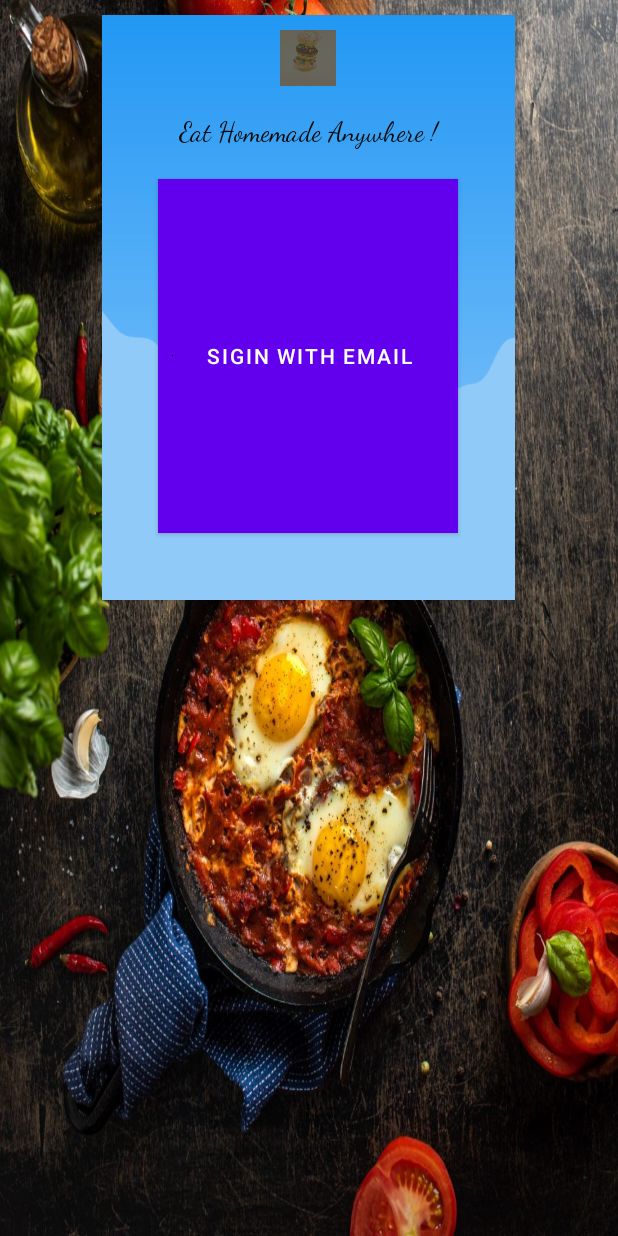
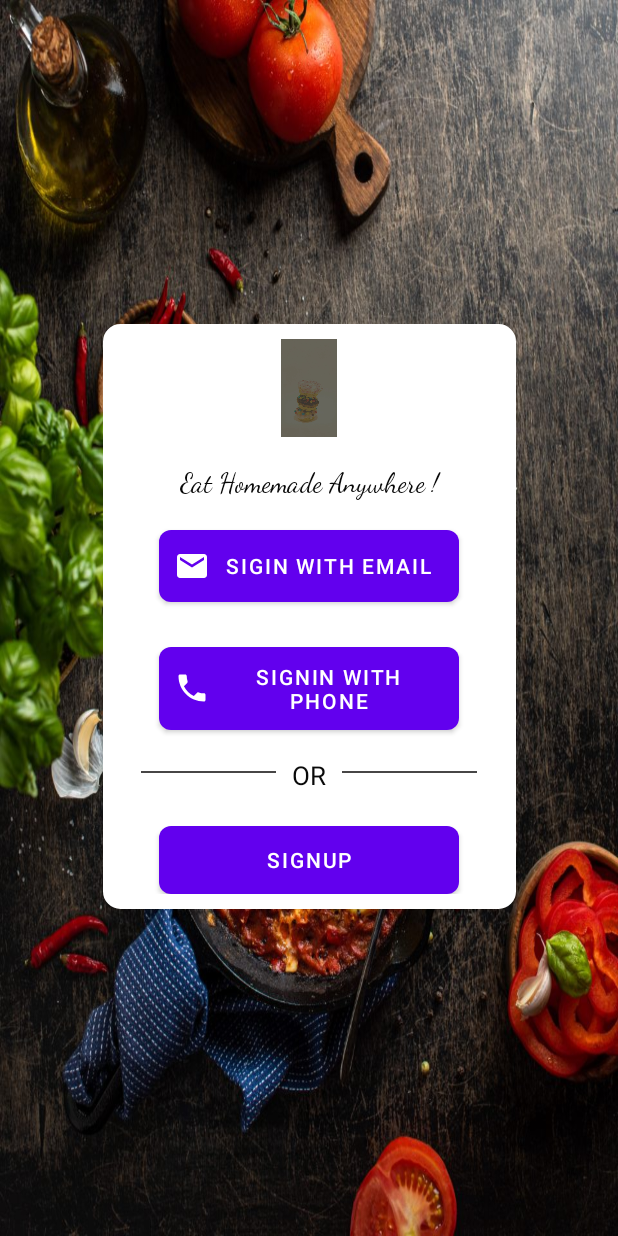
Before and after one commit to Jisan10667/SWE-project-250, an Android app: the MainMenu screen opened directly, with no data from a screen before it, on a phone screen of 412 x 824 dp. Run offline under Robolectric (Android 15) with nearby library versions, the phone set to English and light mode, and no system bars.

Commit message:
sign up and sign in done

```diff
--- /dev/null
+++ b/app/src/main/res/drawable/background_shape.xml
@@ -0,0 +1,10 @@
+<?xml version="1.0" encoding="utf-8"?>
+<shape xmlns:android="http://schemas.android.com/apk/res/android">
+
+    <solid android:color="@color/white"/>
+    <stroke
+        android:width="3dp"
+        android:color="@color/white"/>
+    <corners android:radius="10dp"/>
+
+</shape>
--- /dev/null
+++ b/app/src/main/res/drawable/btnblueish.xml
@@ -0,0 +1,7 @@
+<?xml version="1.0" encoding="utf-8"?>
+<shape xmlns:android="http://schemas.android.com/apk/res/android">
+    <solid android:color="@color/blueish"/>
+    <corners android:radius="8dp"/>
+
+
+</shape>
--- /dev/null
+++ b/app/src/main/res/drawable/btnred.xml
@@ -0,0 +1,6 @@
+<?xml version="1.0" encoding="utf-8"?>
+<shape xmlns:android="http://schemas.android.com/apk/res/android">
+    <solid android:color="@color/Red"/>
+    <corners android:radius="8dp"/>
+
+</shape>
--- /dev/null
+++ b/app/src/main/res/drawable/button_shape.xml
@@ -0,0 +1,6 @@
+<?xml version="1.0" encoding="utf-8"?>
+<shape xmlns:android="http://schemas.android.com/apk/res/android">
+    <solid android:color="@color/green"/>
+    <corners android:radius="8dp"/>
+
+</shape>
--- /dev/null
+++ b/app/src/main/res/drawable/phonewhite.xml
@@ -0,0 +1,5 @@
+<vector android:height="24dp" android:tint="#FFFFFF"
+    android:viewportHeight="24" android:viewportWidth="24"
+    android:width="24dp" xmlns:android="http://schemas.android.com/apk/res/android">
+    <path android:fillColor="@android:color/white" android:pathData="M6.62,10.79c1.44,2.83 3.76,5.14 6.59,6.59l2.2,-2.2c0.27,-0.27 0.67,-0.36 1.02,-0.24 1.12,0.37 2.33,0.57 3.57,0.57 0.55,0 1,0.45 1,1V20c0,0.55 -0.45,1 -1,1 -9.39,0 -17,-7.61 -17,-17 0,-0.55 0.45,-1 1,-1h3.5c0.55,0 1,0.45 1,1 0,1.25 0.2,2.45 0.57,3.57 0.11,0.35 0.03,0.74 -0.25,1.02l-2.2,2.2z"/>
+</vector>
--- /dev/null
+++ b/app/src/main/res/drawable/whitemail.xml
@@ -0,0 +1,5 @@
+<vector android:height="24dp" android:tint="#FFFFFF"
+    android:viewportHeight="24" android:viewportWidth="24"
+    android:width="24dp" xmlns:android="http://schemas.android.com/apk/res/android">
+    <path android:fillColor="@android:color/white" android:pathData="M20,4L4,4c-1.1,0 -1.99,0.9 -1.99,2L2,18c0,1.1 0.9,2 2,2h16c1.1,0 2,-0.9 2,-2L22,6c0,-1.1 -0.9,-2 -2,-2zM20,8l-8,5 -8,-5L4,6l8,5 8,-5v2z"/>
+</vector>
--- a/app/src/main/res/layout/activity_main_menu.xml
+++ b/app/src/main/res/layout/activity_main_menu.xml
@@ -1,5 +1,5 @@
 <?xml version="1.0" encoding="utf-8"?>
-<RelativeLayout xmlns:android="http://schemas.android.com/apk/res/android"
+<androidx.constraintlayout.widget.ConstraintLayout xmlns:android="http://schemas.android.com/apk/res/android"
     xmlns:app="http://schemas.android.com/apk/res-auto"
     xmlns:tools="http://schemas.android.com/tools"
     android:layout_width="match_parent"
@@ -21,20 +21,16 @@
         android:id="@+id/linearlayout"
         android:layout_width="275dp"
         android:layout_height="390dp"
-        android:layout_centerHorizontal="true"
-        android:layout_marginStart="10dp"
-        android:layout_marginTop="10dp"
-        android:layout_marginEnd="10dp"
-        android:layout_marginBottom="10dp"
-        android:background="@drawable/back"
+        android:background="@drawable/background_shape"
         android:orientation="vertical"
         android:padding="10dp"
-        android:gravity="center"
+        android:layout_centerHorizontal="true"
         app:layout_constraintBottom_toBottomOf="parent"
         app:layout_constraintEnd_toEndOf="parent"
         app:layout_constraintStart_toStartOf="parent"
         app:layout_constraintTop_toTopOf="parent"
         app:layout_constraintVertical_bias="0.498">
+
 
         <ImageView
             android:id="@+id/imageView3"
@@ -57,10 +53,10 @@
         <Button
             android:id="@+id/SignwithEmail"
             android:layout_width="200dp"
-            android:layout_height="236dp"
+            android:layout_height="wrap_content"
             android:layout_gravity="center"
-            android:background="@color/blueish"
-            android:drawableLeft="@color/Black"
+            android:background="@drawable/btnred"
+            android:drawableLeft="@drawable/whitemail"
             android:paddingLeft="10dp"
             android:text="SigIn with Email"
             android:textColor="#FFFFFF" />
@@ -71,8 +67,8 @@
             android:layout_height="wrap_content"
             android:layout_gravity="center"
             android:layout_marginTop="30dp"
-            android:background="@drawable/back"
-            android:drawableLeft="@drawable/back"
+            android:background="@drawable/btnblueish"
+            android:drawableLeft="@drawable/phonewhite"
             android:gravity="center"
             android:paddingLeft="10dp"
             android:text="SignIn with Phone"
@@ -120,9 +116,9 @@
             android:layout_height="wrap_content"
             android:layout_gravity="center"
             android:layout_marginTop="25dp"
-            android:background="@color/colorAccent"
+            android:background="@drawable/button_shape"
             android:text="Signup"
             android:textColor="#FFFFFF" />
     </LinearLayout>
 
-</RelativeLayout>
+</androidx.constraintlayout.widget.ConstraintLayout>
```
